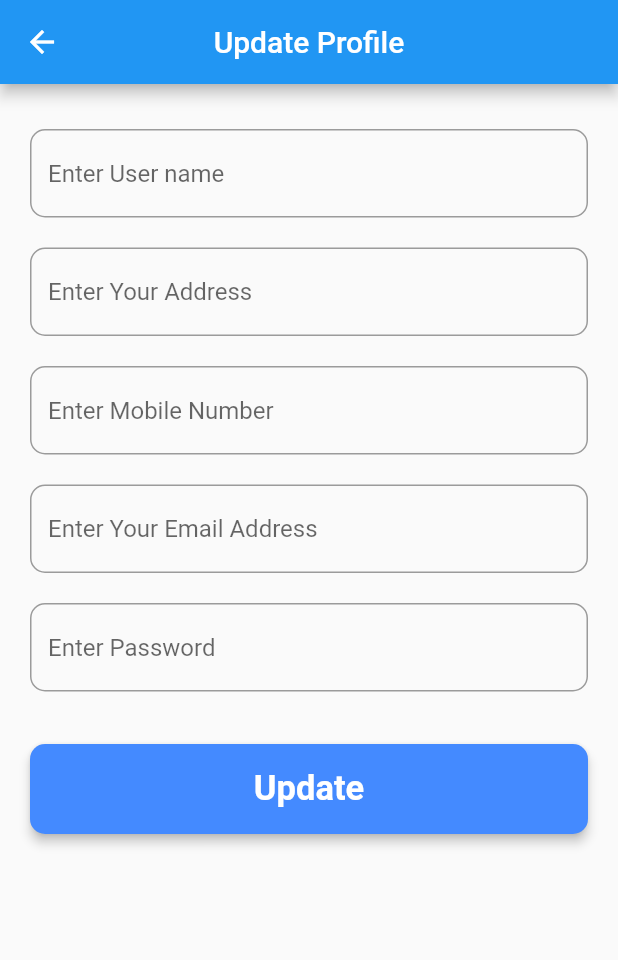
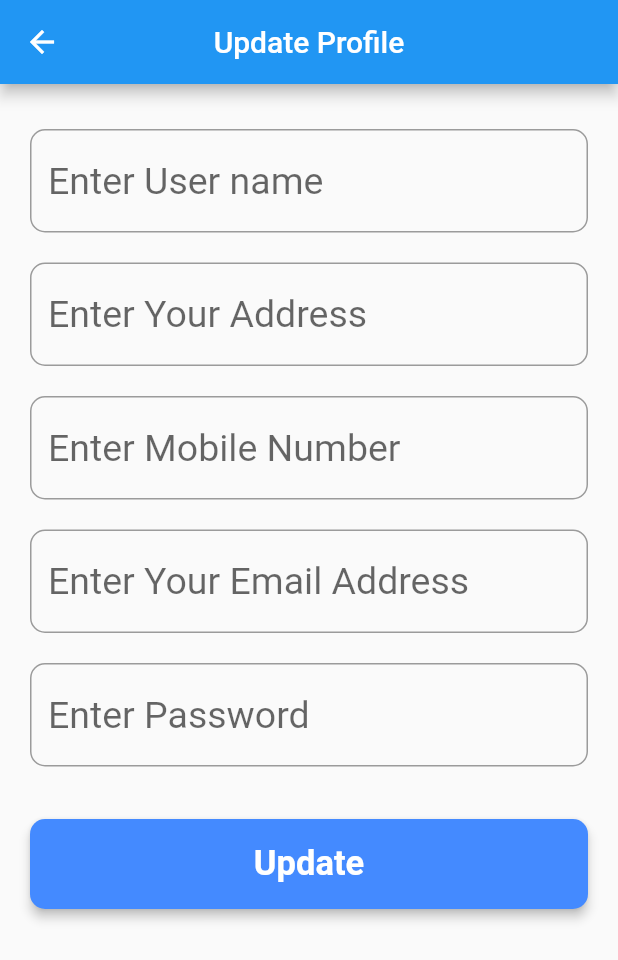
Before and after one commit to saroj-007/Emoji-Game-App, a Flutter app: the UpdateMyProfile screen opened directly, on a phone screen of 412 x 824 dp. Shown: the top 960 px of the screen. Run offline on Flutter 3.47's test engine with Material 2 defaults, Android fonts, the phone set to English and light mode, and no system bars; our stand-ins replace cloud_firestore, email_validator, firebase_auth, firebase_core, fluttertoast, get and 2 more; accounts and stored records are empty.

Commit message:
profile finish

```diff
--- a/lib/provider/userdetail.dart
+++ b/lib/provider/userdetail.dart
@@ -76,6 +76,7 @@ class UserDetail extends ChangeNotifier{
     "Password" : passController.text
   }
   );
+  await user!.updatePassword(passController.text);
   Fluttertoast.showToast(msg: "Updated Successfully");
  }
  else {
--- a/lib/view/login.dart
+++ b/lib/view/login.dart
@@ -53,6 +53,7 @@ class _loginState extends State<login> {
                     TextFormField(
                       keyboardType: TextInputType.emailAddress,
                       controller: au.logEmails,
+                      style: TextStyle(fontSize: 22, fontWeight: FontWeight.normal),
                     decoration: InputDecoration(
                       prefixIcon: const Icon(Icons.email_outlined),
                       hintText: "Enter Your Email",
@@ -76,6 +77,7 @@ class _loginState extends State<login> {
                   TextFormField(
                     obscureText: true,
                     controller: au.logPass,
+                    style: TextStyle(fontSize: 22, fontWeight: FontWeight.normal),
                     decoration: InputDecoration(
                       prefixIcon: const Icon(Icons.lock),
                       hintText: "Enter Your Password",
--- a/lib/view/update_profile.dart
+++ b/lib/view/update_profile.dart
@@ -20,11 +20,11 @@ class _UpdateMyProfileState extends State<UpdateMyProfile> {
 
   final _formKey = GlobalKey<FormState>();
 
-  final userNameController = TextEditingController();
-  final TextEditingController addressController = TextEditingController();
-  final TextEditingController mobileController = TextEditingController();
-  final TextEditingController emailController = TextEditingController();
-  final TextEditingController passController = TextEditingController();
+  // final userNameController = TextEditingController();
+  // final TextEditingController addressController = TextEditingController();
+  // final TextEditingController mobileController = TextEditingController();
+  // final TextEditingController emailController = TextEditingController();
+  // final TextEditingController passController = TextEditingController();
 
   UserDetail ud = UserDetail();
 
@@ -68,6 +68,7 @@ class _UpdateMyProfileState extends State<UpdateMyProfile> {
                 child: Container(
                   child: TextFormField(
                     controller: ud.userNameController,
+                    style: TextStyle(fontSize: 25, fontWeight: FontWeight.normal),
                     decoration: InputDecoration(
                       hintText: "Enter User name",
                       border: OutlineInputBorder(
@@ -89,7 +90,7 @@ class _UpdateMyProfileState extends State<UpdateMyProfile> {
                   alignment: Alignment.centerLeft,
                   child: TextFormField(
                     controller: ud.addressController,
-
+                    style: TextStyle(fontSize: 25, fontWeight: FontWeight.normal),
                     decoration: InputDecoration(
                       hintText: "Enter Your Address",
                       border: OutlineInputBorder(
@@ -109,7 +110,7 @@ class _UpdateMyProfileState extends State<UpdateMyProfile> {
                 child: Container(
                   child: TextFormField(
                     controller: ud.mobileController,
-
+                    style: TextStyle(fontSize: 25, fontWeight: FontWeight.normal),
                     decoration: InputDecoration(
                       hintText: "Enter Mobile Number",
                       border: OutlineInputBorder(
@@ -128,6 +129,7 @@ class _UpdateMyProfileState extends State<UpdateMyProfile> {
                 child: Container(
                   child: TextFormField(
                     controller: ud.emailController,
+                    style: TextStyle(fontSize: 25, fontWeight: FontWeight.normal),
                     readOnly: true,
                     decoration: InputDecoration(
                       hintText: "Enter Your Email Address",
@@ -147,7 +149,7 @@ class _UpdateMyProfileState extends State<UpdateMyProfile> {
                 child: Container(
                   child: TextFormField(
                     controller: ud.passController,
-
+                    style: TextStyle(fontSize: 25, fontWeight: FontWeight.normal),
                     decoration: InputDecoration(
                       hintText: "Enter Password",
                       border: OutlineInputBorder(
@@ -177,6 +179,7 @@ class _UpdateMyProfileState extends State<UpdateMyProfile> {
           ),
                     onPressed: () {
                       ud.updateUser();
+                      dispose();
                       Navigator.push(context, MaterialPageRoute(builder: (context) => MyProfile()));
                     },
                     child: const Text('Update',
```
Also changed, not shown: lib/view/forgotpassword.dart (+26 -2 lines).
